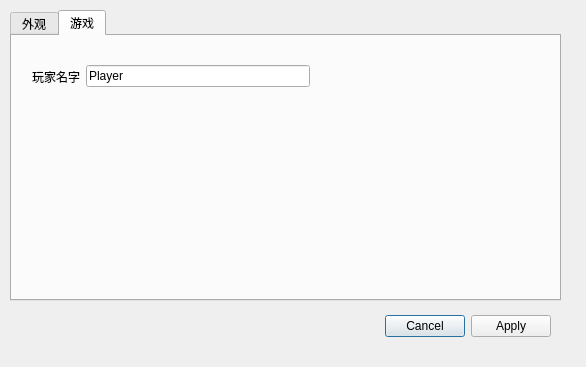
Old version of the form Winnie/dia_settings.ui in the repository Xueli-ovo/Xju.
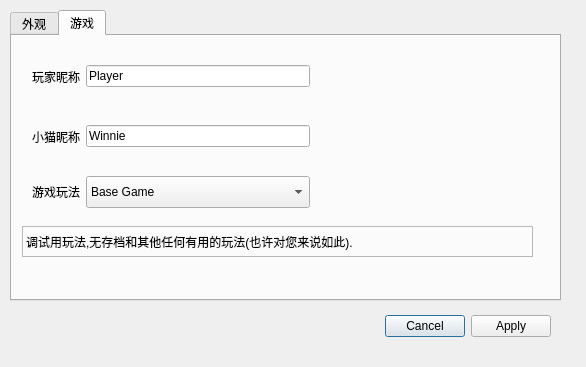
New version of the form. Icons and pictures are not drawn.

What changed in the file:
```diff
--- a/Winnie/dia_settings.ui
+++ b/Winnie/dia_settings.ui
@@ -48,13 +48,13 @@
     <attribute name="title">
      <string>外观</string>
     </attribute>
-    <widget class="QWidget" name="">
+    <widget class="QWidget" name="layoutWidget">
      <property name="geometry">
       <rect>
        <x>20</x>
        <y>20</y>
        <width>511</width>
-       <height>30</height>
+       <height>32</height>
       </rect>
      </property>
      <layout class="QHBoxLayout" name="horizontalLayout">
@@ -136,7 +136,7 @@
       <item>
        <widget class="QLabel" name="label_win_size_2">
         <property name="text">
-         <string>玩家名字</string>
+         <string>玩家昵称</string>
         </property>
        </widget>
       </item>
@@ -162,6 +162,152 @@
       </item>
      </layout>
     </widget>
+    <widget class="QWidget" name="layoutWidget_3">
+     <property name="geometry">
+      <rect>
+       <x>10</x>
+       <y>80</y>
+       <width>511</width>
+       <height>41</height>
+      </rect>
+     </property>
+     <layout class="QHBoxLayout" name="horizontalLayout_4">
+      <property name="leftMargin">
+       <number>10</number>
+      </property>
+      <item>
+       <widget class="QLabel" name="label_cat_name">
+        <property name="text">
+         <string>小猫昵称</string>
+        </property>
+       </widget>
+      </item>
+      <item>
+       <widget class="QLineEdit" name="line_edit_cat">
+        <property name="text">
+         <string>Winnie</string>
+        </property>
+        <property name="maxLength">
+         <number>30</number>
+        </property>
+        <property name="readOnly">
+         <bool>true</bool>
+        </property>
+       </widget>
+      </item>
+      <item>
+       <spacer name="horizontalSpacer_4">
+        <property name="orientation">
+         <enum>Qt::Horizontal</enum>
+        </property>
+        <property name="sizeHint" stdset="0">
+         <size>
+          <width>40</width>
+          <height>20</height>
+         </size>
+        </property>
+       </spacer>
+      </item>
+     </layout>
+    </widget>
+    <widget class="QWidget" name="layoutWidget_4">
+     <property name="geometry">
+      <rect>
+       <x>10</x>
+       <y>140</y>
+       <width>511</width>
+       <height>32</height>
+      </rect>
+     </property>
+     <layout class="QHBoxLayout" name="horizontalLayout_5">
+      <property name="leftMargin">
+       <number>10</number>
+      </property>
+      <item>
+       <widget class="QLabel" name="label_game_mode">
+        <property name="text">
+         <string>游戏玩法</string>
+        </property>
+       </widget>
+      </item>
+      <item>
+       <widget class="QComboBox" name="comboBox_gamemode">
+        <property name="sizePolicy">
+         <sizepolicy hsizetype="Expanding" vsizetype="Preferred">
+          <horstretch>0</horstretch>
+          <verstretch>0</verstretch>
+         </sizepolicy>
+        </property>
+        <property name="editable">
+         <bool>false</bool>
+        </property>
+        <property name="iconSize">
+         <size>
+          <width>20</width>
+          <height>20</height>
+         </size>
+        </property>
+        <property name="frame">
+         <bool>true</bool>
+        </property>
+        <item>
+         <property name="text">
+          <string>Base Game</string>
+         </property>
+         <property name="icon">
+          <iconset theme="document-page-setup"/>
+         </property>
+        </item>
+        <item>
+         <property name="text">
+          <string>Winnie Cat</string>
+         </property>
+        </item>
+       </widget>
+      </item>
+      <item>
+       <spacer name="horizontalSpacer_5">
+        <property name="orientation">
+         <enum>Qt::Horizontal</enum>
+        </property>
+        <property name="sizeHint" stdset="0">
+         <size>
+          <width>40</width>
+          <height>20</height>
+         </size>
+        </property>
+       </spacer>
+      </item>
+     </layout>
+    </widget>
+    <widget class="QLabel" name="label_tips">
+     <property name="geometry">
+      <rect>
+       <x>10</x>
+       <y>190</y>
+       <width>511</width>
+       <height>31</height>
+      </rect>
+     </property>
+     <property name="minimumSize">
+      <size>
+       <width>511</width>
+       <height>31</height>
+      </size>
+     </property>
+     <property name="maximumSize">
+      <size>
+       <width>800</width>
+       <height>600</height>
+      </size>
+     </property>
+     <property name="frameShape">
+      <enum>QFrame::StyledPanel</enum>
+     </property>
+     <property name="text">
+      <string>调试用玩法,无存档和其他任何有用的玩法(也许对您来说如此).</string>
+     </property>
+    </widget>
    </widget>
   </widget>
  </widget>
```
Left out of the diff: 70 changed lines with no effect on the pictures.
